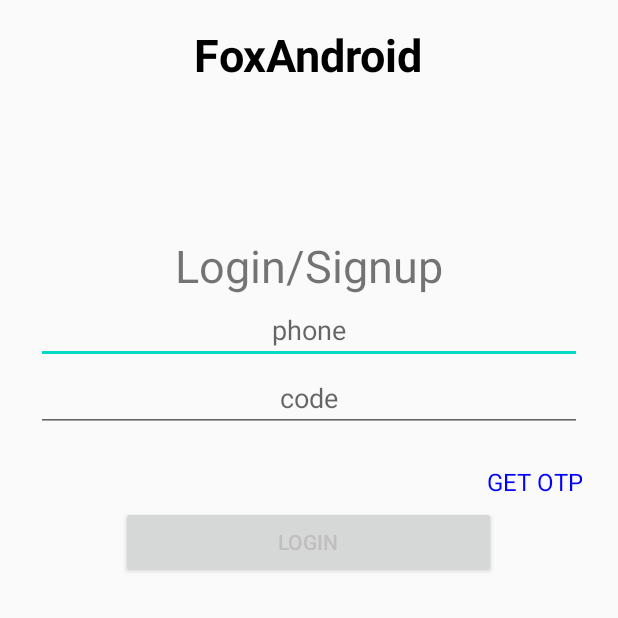
After one commit to Abhiman16dino/Medica, an Android app: the VerifyPhone screen opened directly, with no data from a screen before it, on a phone screen of 412 x 824 dp, the top half of it. The commit adds this screen. Run offline under Robolectric (Android 15) with nearby library versions, the phone set to English and light mode, and no system bars; our stand-ins replace Firebase (no records; nobody signed in at launch, a user with empty details on screens opened directly); Roboto replaces fonts that are not available here.

Commit message:
Otp Working Properly

```diff
--- a/app/build.gradle
+++ b/app/build.gradle
@@ -29,10 +29,14 @@ dependencies {
     implementation 'androidx.constraintlayout:constraintlayout:2.0.4'
     implementation 'com.google.firebase:firebase-analytics:18.0.0'
     implementation 'com.google.firebase:firebase-database:19.5.1'
+    implementation 'com.google.firebase:firebase-auth:20.0.0'
     testImplementation 'junit:junit:4.12'
     androidTestImplementation 'androidx.test.ext:junit:1.1.2'
     androidTestImplementation 'androidx.test.espresso:espresso-core:3.3.0'
     implementation 'com.google.android.material:material:1.3.0-alpha03'
     implementation 'de.hdodenhof:circleimageview:3.1.0'
 
+    implementation 'com.google.android.material:material:1.3.0-alpha03'
+    implementation 'com.jpardogo.googleprogressbar:library:1.2.0'
+
 }
--- a/app/src/main/AndroidManifest.xml
+++ b/app/src/main/AndroidManifest.xml
@@ -9,10 +9,8 @@
         android:roundIcon="@mipmap/ic_launcher_round"
         android:supportsRtl="true"
         android:theme="@style/AppTheme">
-
-
-
-        <activity android:name=".RegisterActivity"></activity>
+        <activity android:name=".VerifyPhone"></activity>
+        <activity android:name=".RegisterActivity" />
         <activity android:name=".LoginActivity" />
         <activity android:name=".ShopPage" />
         <activity android:name=".MainActivity">
--- /dev/null
+++ b/app/src/main/java/com/example/medica/VerifyPhone.java
@@ -0,0 +1,271 @@
+package com.example.medica;
+
+
+import androidx.annotation.NonNull;
+import androidx.appcompat.app.AppCompatActivity;
+
+import android.app.Dialog;
+import android.content.Intent;
+import android.graphics.Color;
+import android.os.Bundle;
+import android.os.CountDownTimer;
+import android.view.View;
+import android.view.Window;
+import android.view.inputmethod.InputMethodManager;
+import android.widget.Button;
+import android.widget.EditText;
+import android.widget.ProgressBar;
+import android.widget.TextView;
+import android.widget.Toast;
+
+import com.google.android.gms.tasks.OnCompleteListener;
+import com.google.android.gms.tasks.Task;
+import com.google.firebase.FirebaseException;
+import com.google.firebase.auth.AuthResult;
+import com.google.firebase.auth.FirebaseAuth;
+import com.google.firebase.auth.FirebaseUser;
+import com.google.firebase.auth.PhoneAuthCredential;
+import com.google.firebase.auth.PhoneAuthOptions;
+import com.google.firebase.auth.PhoneAuthProvider;
+
+import java.util.concurrent.TimeUnit;
+
+public class VerifyPhone extends AppCompatActivity {
+
+    private String verificationId;
+    private ProgressBar progressBar;
+    private FirebaseAuth mAuth;
+    private  EditText phoneNo;
+    private  EditText otp;
+    private  Button login;
+    private  TextView getotp;
+    private  TextView otpsent;
+    private TextView resendOTP;
+    private boolean getotpclicked = false;
+    private TextView countdowntimer;
+    Dialog dialog;
+    FirebaseUser user;
+
+
+    @Override
+    protected void onCreate(Bundle savedInstanceState) {
+        super.onCreate(savedInstanceState);
+        setContentView(R.layout.activity_verify_phone);
+
+        initElements();
+
+
+    }
+
+    public void initElements(){
+
+        mAuth = FirebaseAuth.getInstance();
+        phoneNo = findViewById(R.id.txtPhone);
+        otp = findViewById(R.id.txtotp);
+        getotp = findViewById(R.id.get_otp);
+        login  = findViewById(R.id.btnLogin);
+        resendOTP = findViewById(R.id.resend_otp);
+        otpsent = findViewById(R.id.otp_sent);
+        countdowntimer = findViewById(R.id.countdown_timer);
+        getotp.setOnClickListener(new View.OnClickListener() {
+            @Override
+            public void onClick(View v) {
+
+                getotpOnclick();
+
+            }
+        });
+        login.setOnClickListener(new View.OnClickListener() {
+            @Override
+            public void onClick(View v) {
+
+                loginOnClick();;
+
+            }
+        });
+        login.setTextColor(Color.parseColor("#C0BEBE"));
+
+    }
+
+    public void loginOnClick(){
+
+        String number = phoneNo.getText().toString().trim();
+        String otp1 = otp.getText().toString().trim();
+
+        if (number.length() == 10 && otp1.length() > 4){
+
+            InputMethodManager imm = (InputMethodManager) getSystemService(INPUT_METHOD_SERVICE);
+            imm.hideSoftInputFromWindow(getCurrentFocus().getWindowToken(),0);
+            dialog = new Dialog(VerifyPhone.this);
+            dialog.requestWindowFeature(Window.FEATURE_NO_TITLE);
+            dialog.setContentView(R.layout.dialog_wait);
+            dialog.setCanceledOnTouchOutside(false);
+            dialog.show();
+            verifyCode(otp1);
+
+
+        }else {
+
+            if (number.isEmpty() || number.length() < 10){
+
+                phoneNo.setError("Valid number is required");
+                phoneNo.requestFocus();
+
+            }else if (otp1.isEmpty() || otp1 .length() < 5){
+
+                otp.setError("Valid OTP is required");
+                otp.requestFocus();
+
+
+            }
+
+
+        }
+
+    }
+
+    private void verifyCode(String code){
+
+        PhoneAuthCredential credential = PhoneAuthProvider.getCredential(verificationId,code);
+        FirebaseAuth.getInstance().getFirebaseAuthSettings().setAppVerificationDisabledForTesting(true);
+        signInWithCredential(credential);
+
+
+    }
+
+    private void signInWithCredential(PhoneAuthCredential credential) {
+
+        mAuth.signInWithCredential(credential)
+                .addOnCompleteListener(new OnCompleteListener<AuthResult>() {
+                    @Override
+                    public void onComplete(@NonNull Task<AuthResult> task) {
+
+                        if (task.isSuccessful()){
+                            user = FirebaseAuth.getInstance().getCurrentUser();
+                            if (user !=null){
+
+                                Intent i = new Intent(VerifyPhone.this,ShopPage.class);
+                                startActivity(i);
+                                finish();
+
+                            }else {
+
+                                if (dialog != null){
+
+                                    dialog.dismiss();
+                                    Toast.makeText(VerifyPhone.this,task.getException().getMessage(),Toast.LENGTH_LONG).show();
+                                }
+                            }
+                        }
+                    }
+                });
+    }
+
+    public void getotpOnclick(){
+
+        if (!getotpclicked){
+
+            String num   = phoneNo.getText().toString().trim();
+
+            if(num.length() != 10){
+
+                phoneNo.setError("Valid number is required");
+                phoneNo.requestFocus();
+
+            }else {
+
+                getotpclicked = true;
+                String phoneNumber = "+91" + num;
+                sendVerificationCode(phoneNumber);
+                getotp.setTextColor(Color.parseColor("#C0BEBE"));
+                dialog = new Dialog(VerifyPhone.this);
+                dialog.requestWindowFeature(Window.FEATURE_NO_TITLE);
+                dialog.setContentView(R.layout.dialog_wait);
+                dialog.setCanceledOnTouchOutside(false);
+                dialog.show();
+
+
+            }
+
+        }
+
+
+    }
+
+    private void sendVerificationCode(String phoneNumber) {
+
+        PhoneAuthOptions options =
+                PhoneAuthOptions.newBuilder(mAuth)
+                        .setPhoneNumber(phoneNumber)
+                        .setTimeout(60L, TimeUnit.SECONDS)
+                        .setActivity(this)
+                        .setCallbacks(mCallBack)
+                        .build();
+
+        PhoneAuthProvider.verifyPhoneNumber(options);
+
+
+    }
+
+    private PhoneAuthProvider.OnVerificationStateChangedCallbacks mCallBack = new PhoneAuthProvider.OnVerificationStateChangedCallbacks() {
+
+
+        @Override
+        public void onCodeSent(@NonNull String s, PhoneAuthProvider.ForceResendingToken forceResendingToken) {
+
+            dialog.dismiss();
+            login.setTextColor(Color.parseColor("#000000"));
+            otpsent.setText("OTP has been sent yo your mobile number");
+            otpsent.setVisibility(View.VISIBLE);
+            super.onCodeSent(s, forceResendingToken);
+            verificationId = s;
+
+            countdowntimer.setVisibility(View.VISIBLE);
+
+            new CountDownTimer(60000,1000){
+
+
+                @Override
+                public void onTick(long millisUntilFinished) {
+
+                    countdowntimer.setText("" + millisUntilFinished/1000);
+
+                }
+
+                @Override
+                public void onFinish() {
+
+                    resendOTP.setVisibility(View.VISIBLE);
+                    countdowntimer.setVisibility(View.INVISIBLE);
+
+                }
+            }.start();
+        }
+
+        @Override
+        public void onVerificationCompleted(@NonNull PhoneAuthCredential phoneAuthCredential) {
+
+            String code = phoneAuthCredential.getSmsCode();
+            if (code != null){
+
+                otp.setText(code);
+                verifyCode(code);
+
+
+            }
+
+
+        }
+
+        @Override
+        public void onVerificationFailed(@NonNull FirebaseException e) {
+
+            getotpclicked = false;
+            getotp.setTextColor(Color.parseColor("00000FF"));
+            Toast.makeText(VerifyPhone.this,e.getMessage(), Toast.LENGTH_LONG).show();
+
+        }
+    };
+
+
+}
--- /dev/null
+++ b/app/src/main/res/layout/activity_verify_phone.xml
@@ -0,0 +1,118 @@
+<?xml version="1.0" encoding="utf-8"?>
+<LinearLayout xmlns:android="http://schemas.android.com/apk/res/android"
+    xmlns:app="http://schemas.android.com/apk/res-auto"
+    xmlns:tools="http://schemas.android.com/tools"
+    android:id="@+id/Linearlayout"
+    android:layout_width="match_parent"
+    android:layout_height="wrap_content"
+    android:clipChildren="false"
+    android:paddingLeft="24dp"
+    android:paddingRight="24dp"
+    android:paddingTop="16dp"
+    android:orientation="vertical"
+    tools:context=".MainActivity">
+
+    <TextView
+        android:layout_width="wrap_content"
+        android:layout_height="wrap_content"
+        android:layout_gravity="center_horizontal"
+        android:layout_marginBottom="100dp"
+        android:text="FoxAndroid"
+        android:textStyle="bold"
+        android:textColor="#000"
+        android:textSize="30dp"/>
+
+    <TextView
+        android:id="@+id/textView2"
+        android:layout_width="match_parent"
+        android:layout_height="wrap_content"
+        android:text="Login/Signup"
+        android:textAlignment="center"
+        android:textSize="30sp"/>
+
+    <EditText
+        android:layout_width="match_parent"
+        android:layout_height="wrap_content"
+        android:id="@+id/txtPhone"
+        android:inputType="number"
+        android:maxLines="1"
+        android:hint="phone"
+        android:gravity="center"
+        tools:ignore="TextFields" />
+
+    <EditText
+
+        android:layout_height="wrap_content"
+        android:layout_width="match_parent"
+        android:id="@+id/txtotp"
+        android:inputType="numberPassword"
+        android:hint="code"
+        android:gravity="center"
+
+        />
+
+
+    <RelativeLayout
+        android:layout_width="match_parent"
+        android:layout_height="wrap_content"
+        android:paddingBottom="30dp">
+
+        <TextView
+            android:id="@+id/otp_sent"
+            android:layout_width="match_parent"
+            android:layout_height="wrap_content"
+            android:text="OTP sent"
+            android:textAlignment="center"
+            android:textColor="#000"
+            android:textSize="16sp"
+            android:visibility="invisible"/>
+
+        <TextView
+            android:id="@+id/countdown_timer"
+            android:layout_width="wrap_content"
+            android:layout_height="wrap_content"
+            android:text="29:00"
+            android:layout_above="@+id/get_otp"
+            android:layout_alignRight="@+id/get_otp"
+            android:textAlignment="center"
+            android:textColor="@color/blue"
+            android:textSize="12sp"
+            android:visibility="invisible"/>
+
+        <TextView
+            android:id="@+id/get_otp"
+            android:layout_width="wrap_content"
+            android:layout_height="wrap_content"
+            android:layout_alignParentEnd="true"
+            android:layout_below="@id/otp_sent"
+            android:text="GET OTP"
+            android:textAlignment="center"
+            android:textColor="@color/blue"
+            android:textSize="16sp"/>
+
+        <TextView
+            android:id="@+id/resend_otp"
+            android:layout_width="wrap_content"
+            android:layout_height="wrap_content"
+            android:layout_alignParentStart="true"
+            android:layout_below="@id/otp_sent"
+            android:text="Resend OTP"
+            android:textColor="@color/blue"
+            android:textSize="16sp"
+            android:visibility="invisible"/>
+
+        <Button
+            android:id="@+id/btnLogin"
+            android:layout_below="@+id/get_otp"
+            android:layout_width="250dp"
+            android:layout_height="wrap_content"
+            android:layout_marginTop="5dp"
+            android:layout_centerHorizontal="true"
+            android:paddingBottom="10dp"
+            android:text="Login"/>
+
+
+
+
+    </RelativeLayout>
+</LinearLayout>
```
Also changed, not shown: app/src/main/java/com/example/medica/RegisterActivity.java (+20 -82 lines), app/src/main/res/layout/dialog_wait.xml (added, +25 -0 lines), app/src/main/res/values/colors.xml (+9 -0 lines), app/src/main/res/values/styles.xml (+10 -0 lines).
